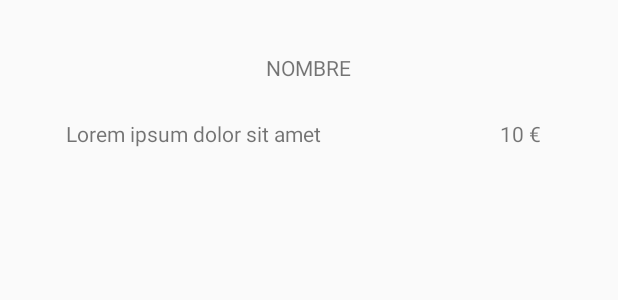
After one commit to juansanluq/Concesionario, an Android app: the layout layout_listview_extras.xml on its own in the app's theme, with its tools: preview values and no code run, on a phone screen of 412 x 824 dp. The commit adds this screen. Shown: the top 300 px of the screen. Run offline under Robolectric (Android 15) with nearby library versions, the phone set to English and light mode, and no system bars.

Commit message:
Extras añadidos
Implementación de los extras, desde el controlador de la base de datos de los mismos, hasta la implementación del listview y del resumen de su descripción

```diff
--- a/app/src/main/res/layout/fragment_principal.xml
+++ b/app/src/main/res/layout/fragment_principal.xml
@@ -12,8 +12,8 @@
         android:id="@+id/lv"
         android:layout_width="match_parent"
         android:layout_height="548dp"
-        tools:layout_editor_absoluteX="0dp"
-        tools:layout_editor_absoluteY="5dp" />
+        tools:layout_editor_absoluteX="1dp"
+        tools:layout_editor_absoluteY="0dp" />
 
     <TextView
         android:id="@+id/emptyElement"
--- a/app/src/main/res/layout/layout_listview_coches.xml
+++ b/app/src/main/res/layout/layout_listview_coches.xml
@@ -2,7 +2,7 @@
 <RelativeLayout xmlns:android="http://schemas.android.com/apk/res/android"
     xmlns:app="http://schemas.android.com/apk/res-auto"
     xmlns:tools="http://schemas.android.com/tools"
-    android:layout_width="match_parent"
+    android:layout_width="wrap_content"
     android:layout_height="match_parent">
 
     <ImageView
@@ -15,6 +15,7 @@
         android:layout_marginStart="50dp"
         android:layout_marginLeft="50dp"
         android:layout_marginTop="38dp"
+        android:layout_marginBottom="38dp"
         app:srcCompat="@drawable/ic_launcher_background" />
 
     <TextView
--- /dev/null
+++ b/app/src/main/res/layout/layout_listview_extras.xml
@@ -0,0 +1,48 @@
+<?xml version="1.0" encoding="utf-8"?>
+<RelativeLayout xmlns:android="http://schemas.android.com/apk/res/android"
+    xmlns:app="http://schemas.android.com/apk/res-auto"
+    xmlns:tools="http://schemas.android.com/tools"
+    android:layout_width="match_parent"
+    android:layout_height="match_parent">
+
+    <TextView
+        android:id="@+id/txvNombre"
+        android:layout_width="wrap_content"
+        android:layout_height="wrap_content"
+        android:layout_alignParentTop="true"
+        android:layout_centerHorizontal="true"
+        android:layout_marginTop="35dp"
+        android:gravity="center"
+        android:maxWidth="300dp"
+        android:text="NOMBRE"
+        android:minLines="1"
+        android:maxLines="2"
+        />
+
+    <TextView
+        android:id="@+id/txvDescripcion"
+        android:layout_width="222dp"
+        android:layout_height="wrap_content"
+        android:layout_alignParentStart="true"
+        android:layout_alignParentLeft="true"
+        android:layout_alignParentTop="true"
+        android:layout_marginStart="44dp"
+        android:layout_marginLeft="44dp"
+        android:layout_marginTop="79dp"
+        android:layout_marginBottom="35dp"
+        android:maxLines="1"
+        android:minLines="1"
+        android:text="Lorem ipsum dolor sit amet consectetur adipiscing elit scelerisq." />
+
+    <TextView
+        android:id="@+id/txvPrecio"
+        android:layout_width="wrap_content"
+        android:layout_height="wrap_content"
+        android:layout_alignParentTop="true"
+        android:layout_alignParentEnd="true"
+        android:layout_alignParentRight="true"
+        android:layout_marginTop="79dp"
+        android:layout_marginEnd="51dp"
+        android:layout_marginRight="51dp"
+        android:text="10 €"/>
+</RelativeLayout>
```
Also changed, not shown: app/src/main/java/com/example/juan/concesionario/ConectorBBDD.java (+72 -0 lines), app/src/main/java/com/example/juan/concesionario/Extra.java (added, +53 -0 lines), app/src/main/java/com/example/juan/concesionario/ExtrasAdapter.java (added, +60 -0 lines), app/src/main/java/com/example/juan/concesionario/Principal.java (+10 -6 lines), app/src/main/java/com/example/juan/concesionario/Vehiculo.java (+8 -0 lines), 1 other file.
